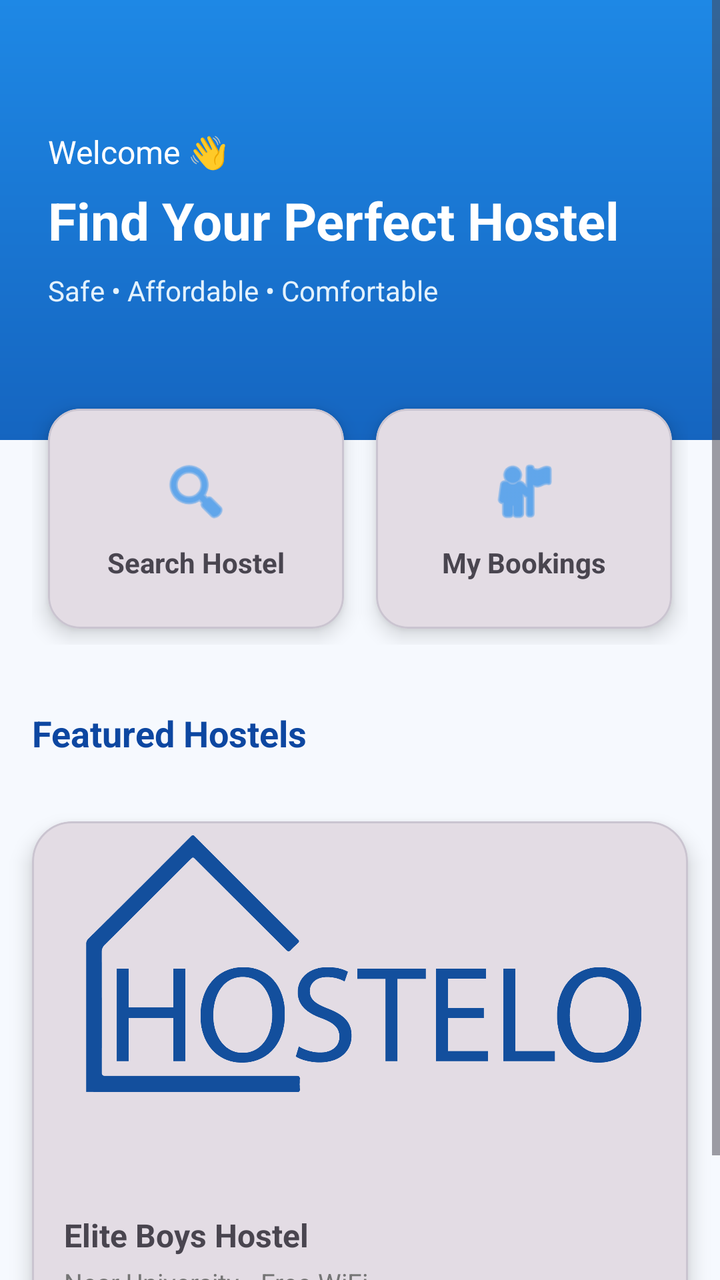
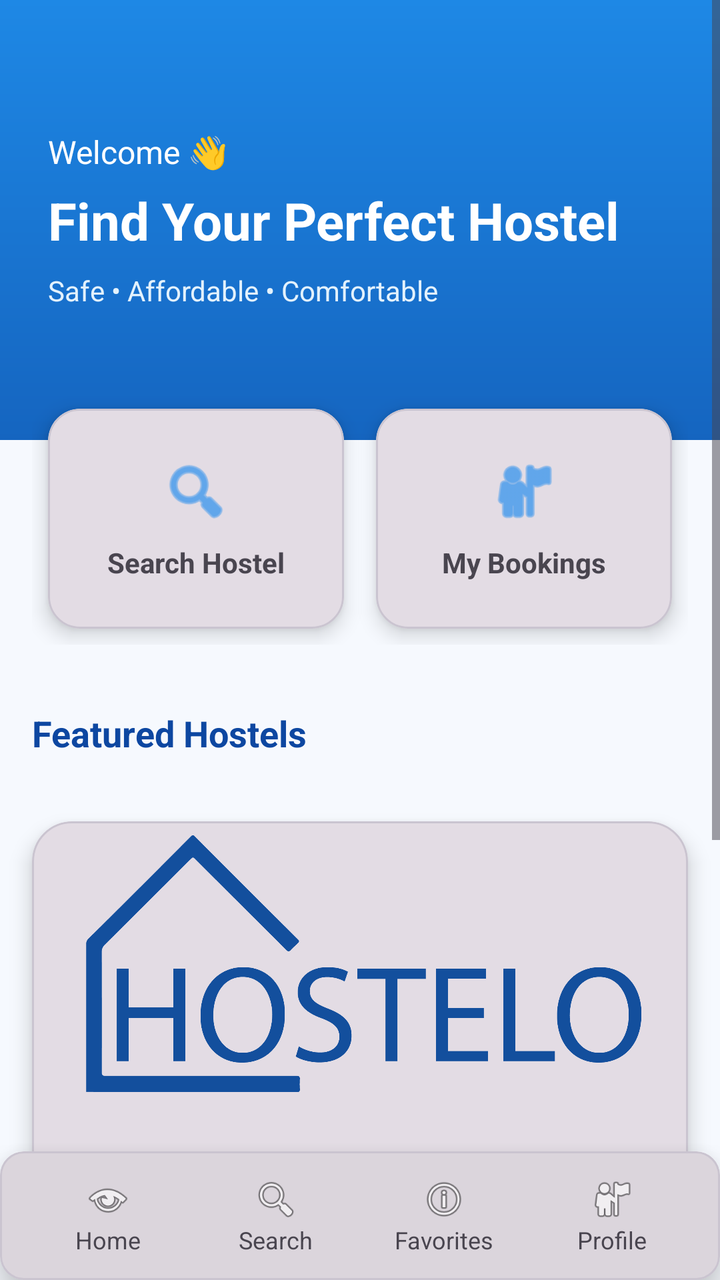

An Android layout rendered at two revisions. The XML below is the earlier revision; the diff shows what the commit changed to produce the second picture.
<!-- AndroidManifest.xml: application theme Theme.Hostello -->
<!-- res/layout/activity_main_home.xml -->
<?xml version="1.0" encoding="utf-8"?>
<ScrollView xmlns:android="http://schemas.android.com/apk/res/android"
    xmlns:app="http://schemas.android.com/apk/res-auto"
    android:layout_width="match_parent"
    android:layout_height="match_parent"
    android:fillViewport="true"
    android:background="#F6F9FE">

    <LinearLayout
        android:layout_width="match_parent"
        android:layout_height="wrap_content"
        android:orientation="vertical">

        
        <FrameLayout
            android:layout_width="match_parent"
            android:layout_height="220dp"
            android:background="@drawable/home_gradient_bg">

            <LinearLayout
                android:layout_width="match_parent"
                android:layout_height="match_parent"
                android:orientation="vertical"
                android:padding="24dp"
                android:gravity="center_vertical">

                <TextView
                    android:layout_width="wrap_content"
                    android:layout_height="wrap_content"
                    android:text="Welcome 👋"
                    android:textColor="@android:color/white"
                    android:textSize="16sp" />

                <TextView
                    android:layout_width="wrap_content"
                    android:layout_height="wrap_content"
                    android:text="Find Your Perfect Hostel"
                    android:textColor="@android:color/white"
                    android:textSize="26sp"
                    android:textStyle="bold"
                    android:layout_marginTop="6dp" />

                <TextView
                    android:layout_width="wrap_content"
                    android:layout_height="wrap_content"
                    android:text="Safe • Affordable • Comfortable"
                    android:textColor="#E3F2FD"
                    android:textSize="14sp"
                    android:layout_marginTop="8dp" />
            </LinearLayout>
        </FrameLayout>

        
        <LinearLayout
            android:layout_width="match_parent"
            android:layout_height="wrap_content"
            android:orientation="horizontal"
            android:gravity="center"
            android:layout_marginTop="-40dp"
            android:padding="16dp">

            <com.google.android.material.card.MaterialCardView
                android:layout_width="0dp"
                android:layout_height="110dp"
                android:layout_weight="1"
                android:layout_margin="8dp"
                app:cardCornerRadius="16dp"
                app:cardElevation="6dp">

                <LinearLayout
                    android:layout_width="match_parent"
                    android:layout_height="match_parent"
                    android:gravity="center"
                    android:orientation="vertical">

                    <ImageView
                        android:layout_width="36dp"
                        android:layout_height="36dp"
                        android:src="@android:drawable/ic_menu_search"
                        app:tint="@color/blue" />

                    <TextView
                        android:layout_width="wrap_content"
                        android:layout_height="wrap_content"
                        android:text="Search Hostel"
                        android:textSize="14sp"
                        android:textStyle="bold"
                        android:layout_marginTop="8dp" />
                </LinearLayout>
            </com.google.android.material.card.MaterialCardView>

            <com.google.android.material.card.MaterialCardView
                android:layout_width="0dp"
                android:layout_height="110dp"
                android:layout_weight="1"
                android:layout_margin="8dp"
                app:cardCornerRadius="16dp"
                app:cardElevation="6dp">

                <LinearLayout
                    android:layout_width="match_parent"
                    android:layout_height="match_parent"
                    android:gravity="center"
                    android:orientation="vertical">

                    <ImageView
                        android:layout_width="36dp"
                        android:layout_height="36dp"
                        android:src="@android:drawable/ic_menu_myplaces"
                        app:tint="@color/blue" />

                    <TextView
                        android:layout_width="wrap_content"
                        android:layout_height="wrap_content"
                        android:text="My Bookings"
                        android:textSize="14sp"
                        android:textStyle="bold"
                        android:layout_marginTop="8dp" />
                </LinearLayout>
            </com.google.android.material.card.MaterialCardView>
        </LinearLayout>

        
        <TextView
            android:layout_width="wrap_content"
            android:layout_height="wrap_content"
            android:text="Featured Hostels"
            android:textSize="18sp"
            android:textStyle="bold"
            android:textColor="@color/dark_blue"
            android:padding="16dp" />

        <com.google.android.material.card.MaterialCardView
            android:layout_width="match_parent"
            android:layout_height="wrap_content"
            android:layout_margin="16dp"
            app:cardCornerRadius="20dp"
            app:cardElevation="6dp">

            <LinearLayout
                android:layout_width="match_parent"
                android:layout_height="wrap_content"
                android:orientation="vertical">

                <ImageView
                    android:layout_width="match_parent"
                    android:layout_height="180dp"
                    android:scaleType="centerCrop"
                    android:src="@drawable/host_logo_02" />

                <LinearLayout
                    android:layout_width="match_parent"
                    android:layout_height="wrap_content"
                    android:orientation="vertical"
                    android:padding="16dp">

                    <TextView
                        android:layout_width="wrap_content"
                        android:layout_height="wrap_content"
                        android:text="Elite Boys Hostel"
                        android:textSize="16sp"
                        android:textStyle="bold" />

                    <TextView
                        android:layout_width="wrap_content"
                        android:layout_height="wrap_content"
                        android:text="Near University • Free WiFi"
                        android:textSize="13sp"
                        android:textColor="@color/text_gray"
                        android:layout_marginTop="4dp" />

                    <TextView
                        android:layout_width="wrap_content"
                        android:layout_height="wrap_content"
                        android:text="PKR 12,000 / month"
                        android:textSize="14sp"
                        android:textStyle="bold"
                        android:textColor="@color/blue"
                        android:layout_marginTop="8dp" />
                </LinearLayout>
            </LinearLayout>
        </com.google.android.material.card.MaterialCardView>

    </LinearLayout>
</ScrollView>
<!-- resources referenced by this layout -->
<resources>
  <color name="blue">#0A82EF</color>
  <color name="dark_blue">#0D47A1</color>
  <color name="text_gray">#757575</color>
  <!-- drawable home_gradient_bg (drawable) -->
  <shape xmlns:android="http://schemas.android.com/apk/res/android">
      <gradient
          android:startColor="#1E88E5"
          android:endColor="#1565C0"
          android:angle="270"/>
  </shape>
  <!-- drawable host_logo_02: png bitmap (drawable, 61729 bytes) -->
  <style name="Theme.Hostello" parent="Base.Theme.Hostello" />
  <style name="Base.Theme.Hostello" parent="Theme.Material3.DayNight.NoActionBar">
          <item name="colorPrimary">@color/black</item>
      </style>
  <color name="black">#FF000000</color>
</resources>

<!-- the commit's change to res/layout/activity_main_home.xml (unified diff, before → after) -->
@@ -1,185 +1,298 @@
 <?xml version="1.0" encoding="utf-8"?>
-<ScrollView xmlns:android="http://schemas.android.com/apk/res/android"
+<RelativeLayout xmlns:android="http://schemas.android.com/apk/res/android"
     xmlns:app="http://schemas.android.com/apk/res-auto"
     android:layout_width="match_parent"
     android:layout_height="match_parent"
-    android:fillViewport="true"
     android:background="#F6F9FE">
 
-    <LinearLayout
+    
+    <ScrollView
+        android:id="@+id/scroll_content"
+        android:layout_width="match_parent"
+        android:layout_height="match_parent"
+        android:layout_above="@id/bottom_navigation"
+        android:fillViewport="true">
+
+        <LinearLayout
+            android:layout_width="match_parent"
+            android:layout_height="wrap_content"
+            android:orientation="vertical">
+
+            
+            <FrameLayout
+                android:layout_width="match_parent"
+                android:layout_height="220dp"
+                android:background="@drawable/home_gradient_bg">
+
+                <LinearLayout
+                    android:layout_width="match_parent"
+                    android:layout_height="match_parent"
+                    android:orientation="vertical"
+                    android:padding="24dp"
+                    android:gravity="center_vertical">
+
+                    <TextView
+                        android:layout_height="wrap_content"
+                        android:layout_width="wrap_content"
+                        android:text="Welcome 👋"
+                        android:textColor="@android:color/white"
+                        android:textSize="16sp" />
+
+                    <TextView
+                        android:layout_height="wrap_content"
+                        android:layout_width="wrap_content"
+                        android:text="Find Your Perfect Hostel"
+                        android:textColor="@android:color/white"
+                        android:textSize="26sp"
+                        android:textStyle="bold"
+                        android:layout_marginTop="6dp" />
+
+                    <TextView
+                        android:layout_height="wrap_content"
+                        android:layout_width="wrap_content"
+                        android:text="Safe • Affordable • Comfortable"
+                        android:textColor="#E3F2FD"
+                        android:textSize="14sp"
+                        android:layout_marginTop="8dp" />
+                </LinearLayout>
+            </FrameLayout>
+
+            
+            <LinearLayout
+                android:layout_width="match_parent"
+                android:layout_height="wrap_content"
+                android:orientation="horizontal"
+                android:gravity="center"
+                android:layout_marginTop="-40dp"
+                android:padding="16dp">
+
+                <com.google.android.material.card.MaterialCardView
+                    android:layout_width="0dp"
+                    android:layout_height="110dp"
+                    android:layout_weight="1"
+                    android:layout_margin="8dp"
+                    app:cardCornerRadius="16dp"
+                    app:cardElevation="6dp">
+
+                    <LinearLayout
+                        android:layout_width="match_parent"
+                        android:layout_height="match_parent"
+                        android:gravity="center"
+                        android:orientation="vertical">
+
+                        <ImageView
+                            android:layout_width="36dp"
+                            android:layout_height="36dp"
+                            android:src="@android:drawable/ic_menu_search"
+                            app:tint="@color/blue" />
+
+                        <TextView
+                            android:layout_height="wrap_content"
+                            android:layout_width="wrap_content"
+                            android:text="Search Hostel"
+                            android:textSize="14sp"
+                            android:textStyle="bold"
+                            android:layout_marginTop="8dp" />
+                    </LinearLayout>
+                </com.google.android.material.card.MaterialCardView>
+
+                <com.google.android.material.card.MaterialCardView
+                    android:layout_width="0dp"
+                    android:layout_height="110dp"
+                    android:layout_weight="1"
+                    android:layout_margin="8dp"
+                    app:cardCornerRadius="16dp"
+                    app:cardElevation="6dp">
+
+                    <LinearLayout
+                        android:layout_width="match_parent"
+                        android:layout_height="match_parent"
+                        android:gravity="center"
+                        android:orientation="vertical">
+
+                        <ImageView
+                            android:layout_width="36dp"
+                            android:layout_height="36dp"
+                            android:src="@android:drawable/ic_menu_myplaces"
+                            app:tint="@color/blue" />
+
+                        <TextView
+                            android:layout_height="wrap_content"
+                            android:layout_width="wrap_content"
+                            android:text="My Bookings"
+                            android:textSize="14sp"
+                            android:textStyle="bold"
+                            android:layout_marginTop="8dp" />
+                    </LinearLayout>
+                </com.google.android.material.card.MaterialCardView>
+            </LinearLayout>
+
+            
+            <TextView
+                android:layout_height="wrap_content"
+                android:layout_width="wrap_content"
+                android:text="Featured Hostels"
+                android:textSize="18sp"
+                android:textStyle="bold"
+                android:textColor="@color/dark_blue"
+                android:padding="16dp" />
+
+            <com.google.android.material.card.MaterialCardView
+                android:layout_width="match_parent"
+                android:layout_height="wrap_content"
+                android:layout_margin="16dp"
+                app:cardCornerRadius="20dp"
+                app:cardElevation="6dp">
+
+                <LinearLayout
+                    android:orientation="vertical"
+                    android:layout_width="match_parent"
+                    android:layout_height="wrap_content">
+
+                    <ImageView
+                        android:layout_width="match_parent"
+                        android:layout_height="180dp"
+                        android:scaleType="centerCrop"
+                        android:src="@drawable/host_logo_02" />
+
+                    <LinearLayout
+                        android:orientation="vertical"
+                        android:padding="16dp"
+                        android:layout_width="match_parent"
+                        android:layout_height="wrap_content">
+
+                        <TextView
+                            android:layout_height="wrap_content"
+                            android:layout_width="wrap_content"
+                            android:text="Elite Boys Hostel"
+                            android:textSize="16sp"
+                            android:textStyle="bold" />
+
+                        <TextView
+                            android:layout_height="wrap_content"
+                            android:layout_width="wrap_content"
+                            android:text="Near University • Free WiFi"
+                            android:textSize="13sp"
+                            android:textColor="@color/text_gray"
+                            android:layout_marginTop="4dp" />
+
+                        <TextView
+                            android:layout_height="wrap_content"
+                            android:layout_width="wrap_content"
+                            android:text="PKR 12,000 / month"
+                            android:textSize="14sp"
+                            android:textStyle="bold"
+                            android:textColor="@color/blue"
+                            android:layout_marginTop="8dp" />
+                    </LinearLayout>
+                </LinearLayout>
+            </com.google.android.material.card.MaterialCardView>
+
+            
+            <View
+                android:layout_width="match_parent"
+                android:layout_height="80dp" />
+        </LinearLayout>
+    </ScrollView>
+
+    
+    <com.google.android.material.card.MaterialCardView
+        android:id="@+id/bottom_navigation"
         android:layout_width="match_parent"
         android:layout_height="wrap_content"
-        android:orientation="vertical">
-
-        
-        <FrameLayout
-            android:layout_width="match_parent"
-            android:layout_height="220dp"
-            android:background="@drawable/home_gradient_bg">
-
-            <LinearLayout
-                android:layout_width="match_parent"
-                android:layout_height="match_parent"
-                android:orientation="vertical"
-                android:padding="24dp"
-                android:gravity="center_vertical">
-
-                <TextView
-                    android:layout_width="wrap_content"
-                    android:layout_height="wrap_content"
-                    android:text="Welcome 👋"
-                    android:textColor="@android:color/white"
-                    android:textSize="16sp" />
-
-                <TextView
-                    android:layout_width="wrap_content"
-                    android:layout_height="wrap_content"
-                    android:text="Find Your Perfect Hostel"
-                    android:textColor="@android:color/white"
-                    android:textSize="26sp"
-                    android:textStyle="bold"
-                    android:layout_marginTop="6dp" />
-
-                <TextView
-                    android:layout_width="wrap_content"
-                    android:layout_height="wrap_content"
-                    android:text="Safe • Affordable • Comfortable"
-                    android:textColor="#E3F2FD"
-                    android:textSize="14sp"
-                    android:layout_marginTop="8dp" />
-            </LinearLayout>
-        </FrameLayout>
-
-        
+        android:layout_alignParentBottom="true"
+        app:cardElevation="12dp">
+
         <LinearLayout
             android:layout_width="match_parent"
             android:layout_height="wrap_content"
             android:orientation="horizontal"
-            android:gravity="center"
-            android:layout_marginTop="-40dp"
-            android:padding="16dp">
-
-            <com.google.android.material.card.MaterialCardView
-                android:layout_width="0dp"
-                android:layout_height="110dp"
-                android:layout_weight="1"
-                android:layout_margin="8dp"
-                app:cardCornerRadius="16dp"
-                app:cardElevation="6dp">
-
-                <LinearLayout
-                    android:layout_width="match_parent"
-                    android:layout_height="match_parent"
-                    android:gravity="center"
-                    android:orientation="vertical">
-
-                    <ImageView
-                        android:layout_width="36dp"
-                        android:layout_height="36dp"
-                        android:src="@android:drawable/ic_menu_search"
-                        app:tint="@color/blue" />
-
-                    <TextView
-                        android:layout_width="wrap_content"
-                        android:layout_height="wrap_content"
-                        android:text="Search Hostel"
-                        android:textSize="14sp"
-                        android:textStyle="bold"
-                        android:layout_marginTop="8dp" />
-                </LinearLayout>
-            </com.google.android.material.card.MaterialCardView>
-
-            <com.google.android.material.card.MaterialCardView
-                android:layout_width="0dp"
-                android:layout_height="110dp"
-                android:layout_weight="1"
-                android:layout_margin="8dp"
-                app:cardCornerRadius="16dp"
-                app:cardElevation="6dp">
-
-                <LinearLayout
-                    android:layout_width="match_parent"
-                    android:layout_height="match_parent"
-                    android:gravity="center"
-                    android:orientation="vertical">
-
-                    <ImageView
-                        android:layout_width="36dp"
-                        android:layout_height="36dp"
-                        android:src="@android:drawable/ic_menu_myplaces"
-                        app:tint="@color/blue" />
-
-                    <TextView
-                        android:layout_width="wrap_content"
-                        android:layout_height="wrap_content"
-                        android:text="My Bookings"
-                        android:textSize="14sp"
-                        android:textStyle="bold"
-                        android:layout_marginTop="8dp" />
-                </LinearLayout>
-            </com.google.android.material.card.MaterialCardView>
+            android:padding="12dp">
+
+            <LinearLayout
+                android:layout_height="wrap_content"
+
+                android:id="@+id/nav_home"
+                android:layout_width="0dp"
+                android:layout_weight="1"
+                android:gravity="center"
+                android:orientation="vertical">
+
+                <ImageView
+                    android:layout_width="24dp"
+                    android:layout_height="24dp"
+                    android:src="@android:drawable/ic_menu_view" />
+
+                <TextView
+                    android:layout_height="wrap_content"
+                    android:layout_width="wrap_content"
+                    android:text="Home"
+                    android:textSize="12sp" />
+            </LinearLayout>
+
+            <LinearLayout
+                android:layout_height="wrap_content"
+
+                android:id="@+id/nav_search"
+                android:layout_width="0dp"
+                android:layout_weight="1"
+                android:gravity="center"
+                android:orientation="vertical">
+
+                <ImageView
+                    android:layout_width="24dp"
+                    android:layout_height="24dp"
+                    android:src="@android:drawable/ic_menu_search" />
+
+                <TextView
+                    android:layout_height="wrap_content"
+                    android:layout_width="wrap_content"
+                    android:text="Search"
+                    android:textSize="12sp" />
+            </LinearLayout>
+
+            <LinearLayout
+                android:layout_height="wrap_content"
+
+                android:id="@+id/nav_favorites"
+                android:layout_width="0dp"
+                android:layout_weight="1"
+                android:gravity="center"
+                android:orientation="vertical">
+
+                <ImageView
+                    android:layout_width="24dp"
+                    android:layout_height="24dp"
+                    android:src="@android:drawable/ic_menu_info_details" />
+
+                <TextView
+                    android:layout_height="wrap_content"
+                    android:layout_width="wrap_content"
+                    android:text="Favorites"
+                    android:textSize="12sp" />
+            </LinearLayout>
+
+            <LinearLayout
+                android:layout_height="wrap_content"
+
+                android:id="@+id/nav_profile"
+                android:layout_width="0dp"
+                android:layout_weight="1"
+                android:gravity="center"
+                android:orientation="vertical">
+
+                <ImageView
+                    android:layout_width="24dp"
+                    android:layout_height="24dp"
+                    android:src="@android:drawable/ic_menu_myplaces" />
+
+                <TextView
+                    android:layout_height="wrap_content"
+                    android:layout_width="wrap_content"
+                    android:text="Profile"
+                    android:textSize="12sp" />
+            </LinearLayout>
         </LinearLayout>
-
-        
-        <TextView
-            android:layout_width="wrap_content"
-            android:layout_height="wrap_content"
-            android:text="Featured Hostels"
-            android:textSize="18sp"
-            android:textStyle="bold"
-            android:textColor="@color/dark_blue"
-            android:padding="16dp" />
-
-        <com.google.android.material.card.MaterialCardView
-            android:layout_width="match_parent"
-            android:layout_height="wrap_content"
-            android:layout_margin="16dp"
-            app:cardCornerRadius="20dp"
-            app:cardElevation="6dp">
-
-            <LinearLayout
-                android:layout_width="match_parent"
-                android:layout_height="wrap_content"
-                android:orientation="vertical">
-
-                <ImageView
-                    android:layout_width="match_parent"
-                    android:layout_height="180dp"
-                    android:scaleType="centerCrop"
-                    android:src="@drawable/host_logo_02" />
-
-                <LinearLayout
-                    android:layout_width="match_parent"
-                    android:layout_height="wrap_content"
-                    android:orientation="vertical"
-                    android:padding="16dp">
-
-                    <TextView
-                        android:layout_width="wrap_content"
-                        android:layout_height="wrap_content"
-                        android:text="Elite Boys Hostel"
-                        android:textSize="16sp"
-                        android:textStyle="bold" />
-
-                    <TextView
-                        android:layout_width="wrap_content"
-                        android:layout_height="wrap_content"
-                        android:text="Near University • Free WiFi"
-                        android:textSize="13sp"
-                        android:textColor="@color/text_gray"
-                        android:layout_marginTop="4dp" />
-
-                    <TextView
-                        android:layout_width="wrap_content"
-                        android:layout_height="wrap_content"
-                        android:text="PKR 12,000 / month"
-                        android:textSize="14sp"
-                        android:textStyle="bold"
-                        android:textColor="@color/blue"
-                        android:layout_marginTop="8dp" />
-                </LinearLayout>
-            </LinearLayout>
-        </com.google.android.material.card.MaterialCardView>
-
-    </LinearLayout>
-</ScrollView>
+    </com.google.android.material.card.MaterialCardView>
+
+</RelativeLayout>
